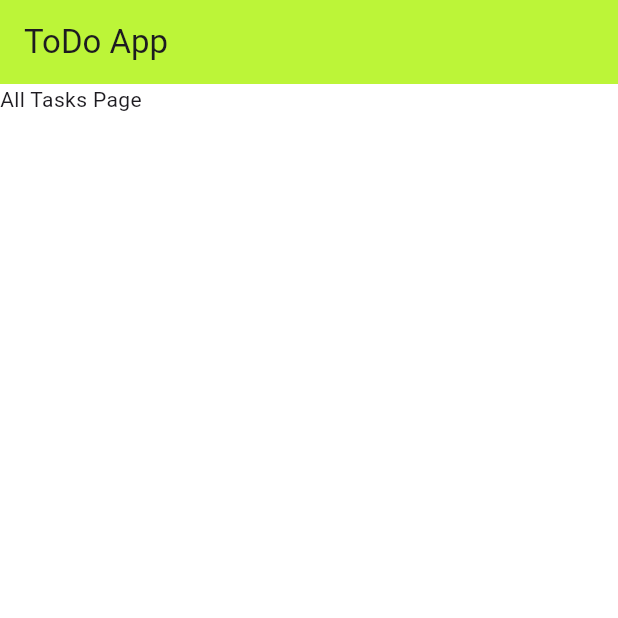
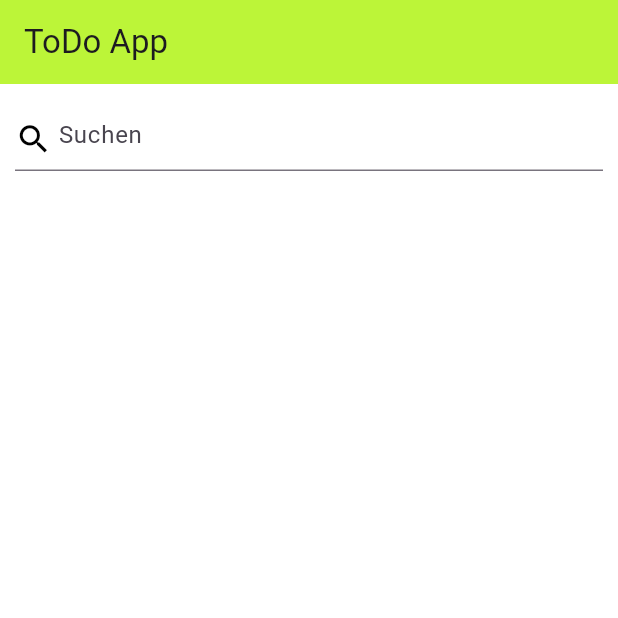
Before and after one commit to 4g-13Eh/todo, a Flutter app: the screen it shows after launch, on a phone screen of 412 x 824 dp, the top half of it. Run offline on Flutter 3.47's test engine with Material 3 defaults, Android fonts, the phone set to English and light mode, and no system bars.

Commit message:
add searchfield

```diff
--- a/lib/pages/all_tasks_page.dart
+++ b/lib/pages/all_tasks_page.dart
@@ -9,10 +9,30 @@ class AllTasksPage extends StatelessWidget {
     return Scaffold(
       appBar: AppBar(title: const Text('ToDo App'), backgroundColor: Color.fromARGB(255, 188, 245, 56)),
       body: Container(
-        child: Text('All Tasks Page'),
+        padding: const EdgeInsets.all(10),
+        child: Column(
+          children: [
+            searchField(),
+
+          ],
+        ),
 
       ),
       backgroundColor: Color.fromARGB(255, 255, 255, 255),
     );
   }
 }
+
+Widget searchField(){
+  return Container(
+    decoration: BoxDecoration(color: Colors.white, borderRadius: BorderRadius.circular(10)),
+    child: TextField(
+      decoration: InputDecoration(
+        contentPadding: EdgeInsets.all(10),
+        prefixIcon: Icon(Icons.search, size: 25, color: Colors.black,),
+        prefixIconConstraints: BoxConstraints(maxHeight: 20, minHeight: 20),
+        hintText: 'Suchen',
+      ),
+    ),
+  );
+}
```
